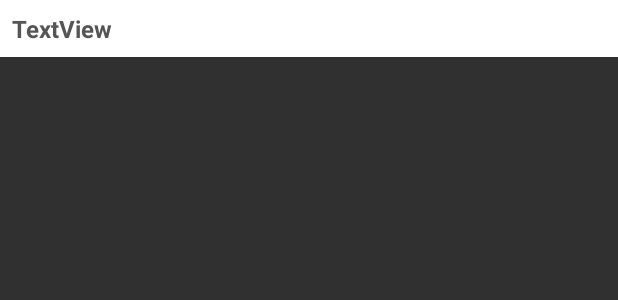
After one commit to jerogaren/mvvm_example, an Android app: the layout item_detail.xml on its own in the app's theme, with its tools: preview values and no code run, on a phone screen of 412 x 824 dp. The commit adds this screen. Shown: the top 300 px of the screen. Run offline under Robolectric (Android 15) with nearby library versions, the phone set to English and light mode, and no system bars.

Commit message:
added list to details

```diff
--- /dev/null
+++ b/app/src/main/res/layout/item_detail.xml
@@ -0,0 +1,29 @@
+<?xml version="1.0" encoding="utf-8"?>
+<layout xmlns:android="http://schemas.android.com/apk/res/android"
+    xmlns:app="http://schemas.android.com/apk/res-auto"
+    xmlns:tools="http://schemas.android.com/tools">
+
+    <androidx.constraintlayout.widget.ConstraintLayout
+        android:layout_width="match_parent"
+        android:layout_height="wrap_content"
+        >
+
+
+        <TextView
+            android:id="@+id/tvItemDetail"
+            android:layout_width="match_parent"
+            android:layout_height="wrap_content"
+            android:textSize="16sp"
+            android:textStyle="bold"
+            android:textColor="@color/soft_black"
+            android:text="details"
+            android:padding="8dp"
+            android:background="@color/white"
+            app:layout_constraintEnd_toEndOf="parent"
+            app:layout_constraintStart_toStartOf="parent"
+            app:layout_constraintTop_toTopOf="parent"
+            tools:text="TextView" />
+
+
+    </androidx.constraintlayout.widget.ConstraintLayout>
+</layout>
```
Also changed, not shown: app/src/main/java/com/jerogaren/characterslistmarvelmvvm/view/CharacterDetailsFragment.kt (+10 -1 lines), app/src/main/java/com/jerogaren/characterslistmarvelmvvm/view/CharactersDetailsAdapter.kt (added, +45 -0 lines), app/src/main/java/com/jerogaren/characterslistmarvelmvvm/viewmodel/CharacterDetailViewModel.kt (+27 -2 lines), app/src/main/res/layout/fragment_characters_details.xml (+11 -0 lines).
